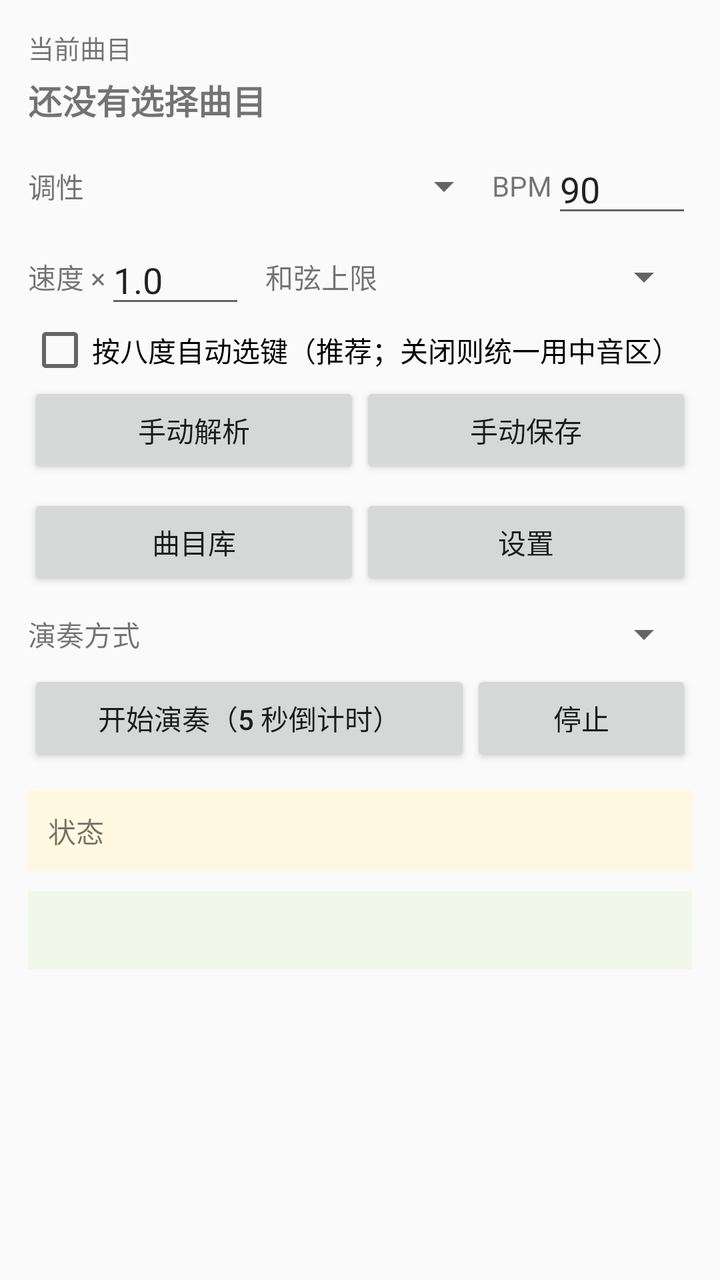
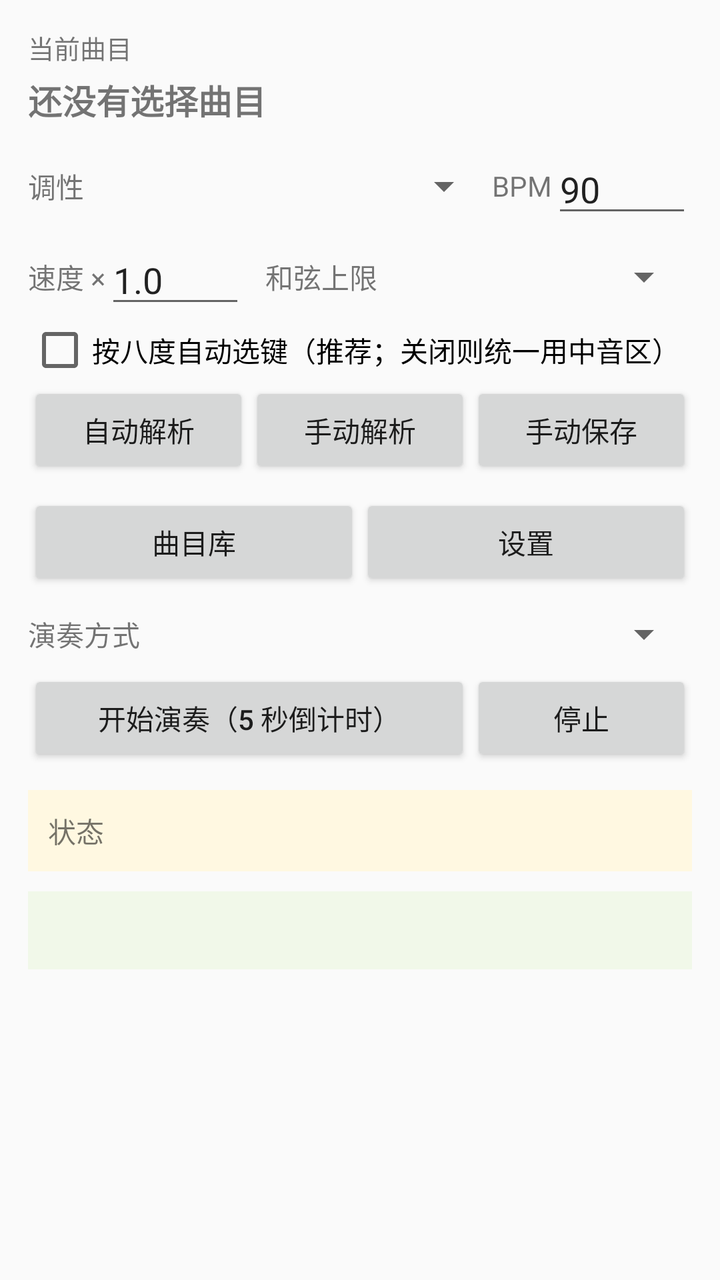

The first picture is an Android layout as it rendered before a commit; the second is the same layout after the commit. The layout source and the unified diff follow.
<!-- AndroidManifest.xml: application theme android:Theme.Material.Light.DarkActionBar -->
<!-- res/layout/activity_main.xml -->
<?xml version="1.0" encoding="utf-8"?>
<ScrollView xmlns:android="http://schemas.android.com/apk/res/android"
    android:layout_width="match_parent"
    android:layout_height="match_parent"
    android:fillViewport="true">

    <LinearLayout
        android:layout_width="match_parent"
        android:layout_height="wrap_content"
        android:orientation="vertical"
        android:padding="14dp">

        <TextView
            android:layout_width="match_parent"
            android:layout_height="wrap_content"
            android:text="当前曲目"
            android:textSize="13sp" />

        <TextView
            android:id="@+id/tv_song"
            android:layout_width="match_parent"
            android:layout_height="wrap_content"
            android:paddingTop="4dp"
            android:text="还没有选择曲目"
            android:textSize="17sp"
            android:textStyle="bold" />

        <LinearLayout
            android:layout_width="match_parent"
            android:layout_height="wrap_content"
            android:layout_marginTop="10dp"
            android:gravity="center_vertical"
            android:orientation="horizontal">

            <TextView
                android:layout_width="wrap_content"
                android:layout_height="wrap_content"
                android:text="调性" />

            <Spinner
                android:id="@+id/sp_key"
                android:layout_width="0dp"
                android:layout_height="wrap_content"
                android:layout_weight="1" />

            <TextView
                android:layout_width="wrap_content"
                android:layout_height="wrap_content"
                android:text="BPM" />

            <EditText
                android:id="@+id/et_bpm"
                android:layout_width="70dp"
                android:layout_height="wrap_content"
                android:inputType="number"
                android:text="90" />
        </LinearLayout>

        <LinearLayout
            android:layout_width="match_parent"
            android:layout_height="wrap_content"
            android:layout_marginTop="4dp"
            android:gravity="center_vertical"
            android:orientation="horizontal">

            <TextView
                android:layout_width="wrap_content"
                android:layout_height="wrap_content"
                android:text="速度 ×" />

            <EditText
                android:id="@+id/et_speed"
                android:layout_width="70dp"
                android:layout_height="wrap_content"
                android:inputType="numberDecimal"
                android:text="1.0" />

            <TextView
                android:layout_width="wrap_content"
                android:layout_height="wrap_content"
                android:layout_marginStart="10dp"
                android:text="和弦上限" />

            <Spinner
                android:id="@+id/sp_chord"
                android:layout_width="0dp"
                android:layout_height="wrap_content"
                android:layout_weight="1" />
        </LinearLayout>

        <CheckBox
            android:id="@+id/cb_zero"
            android:layout_width="match_parent"
            android:layout_height="wrap_content"
            android:text="按八度自动选键（推荐；关闭则统一用中音区）" />

        <LinearLayout
            android:layout_width="match_parent"
            android:layout_height="wrap_content"
            android:orientation="horizontal">

            <Button
                android:id="@+id/btn_reparse"
                android:layout_width="0dp"
                android:layout_height="wrap_content"
                android:layout_weight="1"
                android:text="手动解析" />

            <Button
                android:id="@+id/btn_save"
                android:layout_width="0dp"
                android:layout_height="wrap_content"
                android:layout_weight="1"
                android:text="手动保存" />
        </LinearLayout>

        <LinearLayout
            android:layout_width="match_parent"
            android:layout_height="wrap_content"
            android:layout_marginTop="8dp"
            android:orientation="horizontal">

            <Button
                android:id="@+id/btn_songs"
                android:layout_width="0dp"
                android:layout_height="wrap_content"
                android:layout_weight="1"
                android:text="曲目库" />

            <Button
                android:id="@+id/btn_settings"
                android:layout_width="0dp"
                android:layout_height="wrap_content"
                android:layout_weight="1"
                android:text="设置" />
        </LinearLayout>

        <LinearLayout
            android:layout_width="match_parent"
            android:layout_height="wrap_content"
            android:layout_marginTop="10dp"
            android:gravity="center_vertical"
            android:orientation="horizontal">

            <TextView
                android:layout_width="wrap_content"
                android:layout_height="wrap_content"
                android:text="演奏方式" />

            <Spinner
                android:id="@+id/sp_mode"
                android:layout_width="0dp"
                android:layout_height="wrap_content"
                android:layout_weight="1" />
        </LinearLayout>

        <LinearLayout
            android:layout_width="match_parent"
            android:layout_height="wrap_content"
            android:layout_marginTop="6dp"
            android:orientation="horizontal">

            <Button
                android:id="@+id/btn_play"
                android:layout_width="0dp"
                android:layout_height="wrap_content"
                android:layout_weight="2"
                android:text="开始演奏（5 秒倒计时）" />

            <Button
                android:id="@+id/btn_stop"
                android:layout_width="0dp"
                android:layout_height="wrap_content"
                android:layout_weight="1"
                android:text="停止" />
        </LinearLayout>

        <TextView
            android:id="@+id/tv_status"
            android:layout_width="match_parent"
            android:layout_height="wrap_content"
            android:layout_marginTop="12dp"
            android:background="#FFF8E1"
            android:padding="10dp"
            android:textSize="14sp"
            android:text="状态" />

        <TextView
            android:id="@+id/tv_preview"
            android:layout_width="match_parent"
            android:layout_height="wrap_content"
            android:layout_marginTop="10dp"
            android:background="#F1F8E9"
            android:padding="10dp"
            android:textSize="14sp"
            android:typeface="monospace" />
    </LinearLayout>
</ScrollView>
<!-- resources referenced by this layout -->
<resources>

</resources>

<!-- the commit's change to res/layout/activity_main.xml (unified diff, before → after) -->
@@ -98,6 +98,13 @@
             android:layout_width="match_parent"
             android:layout_height="wrap_content"
             android:orientation="horizontal">
+
+            <Button
+                android:id="@+id/btn_auto_parse"
+                android:layout_width="0dp"
+                android:layout_height="wrap_content"
+                android:layout_weight="1"
+                android:text="自动解析" />
 
             <Button
                 android:id="@+id/btn_reparse"
